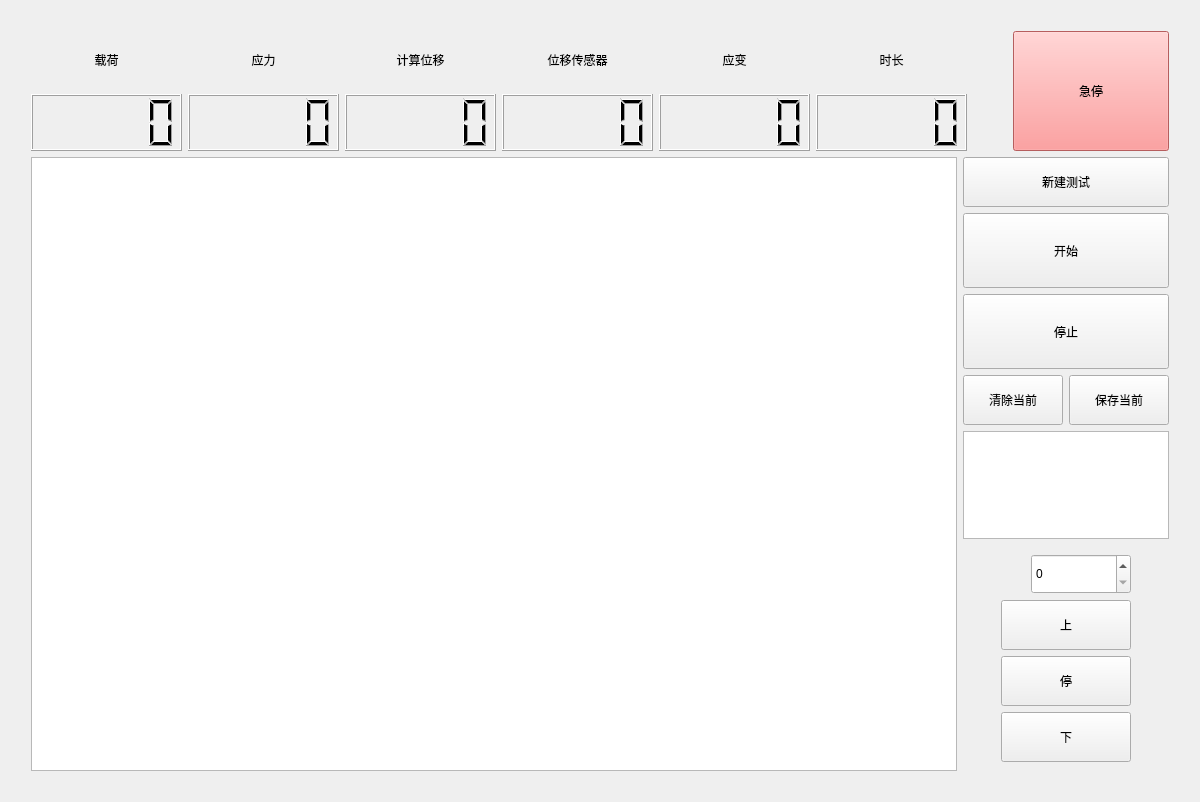
Before: the Qt Designer form test_window.ui in Mr-tang0/Qt_based_MG_stepper_motor_operating_system, drawn with Qt 5.
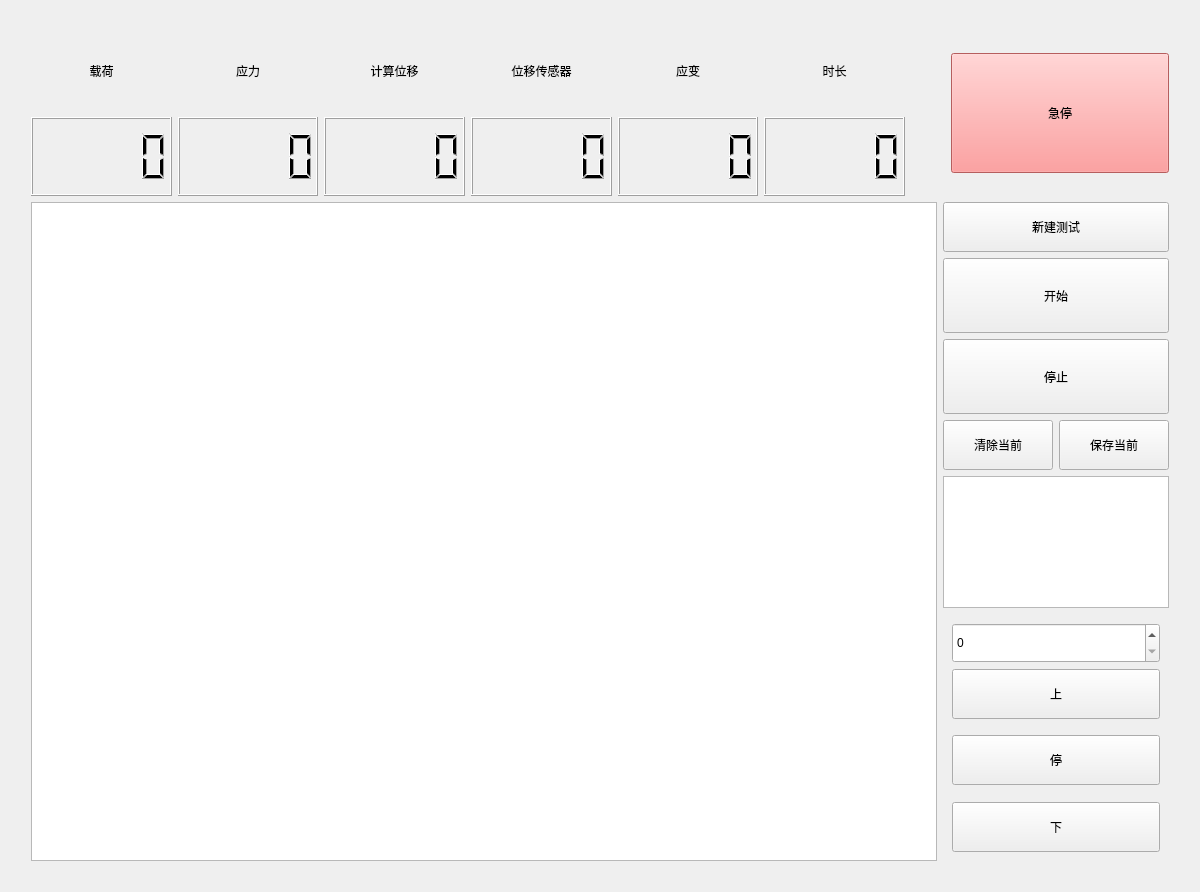
After: the same form once the commit is applied. Custom widgets are drawn as their Qt base class.

Patch:
```diff
--- a/test_window.ui
+++ b/test_window.ui
@@ -7,7 +7,7 @@
     <x>0</x>
     <y>0</y>
     <width>1200</width>
-    <height>802</height>
+    <height>892</height>
    </rect>
   </property>
   <property name="windowTitle">
@@ -15,9 +15,9 @@
   </property>
   <layout class="QGridLayout" name="gridLayout_2">
    <item row="1" column="1">
-    <layout class="QVBoxLayout" name="verticalLayout_6">
+    <layout class="QVBoxLayout" name="verticalLayout_6" stretch="2,8">
      <item>
-      <layout class="QHBoxLayout" name="horizontalLayout_3" stretch="6,0,1">
+      <layout class="QHBoxLayout" name="horizontalLayout_3" stretch="8,0,2">
        <item>
         <layout class="QVBoxLayout" name="verticalLayout_4" stretch="3">
          <item>
@@ -41,6 +41,7 @@
               <widget class="QLCDNumber" name="load">
                <property name="styleSheet">
                 <string notr="true">QLabel{
+	background-color: rgb(255, 0, 0);
 color: rgb(255, 0, 4);
 }
 </string>
@@ -186,7 +187,7 @@
       </layout>
      </item>
      <item>
-      <layout class="QHBoxLayout" name="horizontalLayout_4" stretch="80,5">
+      <layout class="QHBoxLayout" name="horizontalLayout_4" stretch="8,2">
        <item>
         <widget class="QChartView" name="graphicsView"/>
        </item>
@@ -289,49 +290,10 @@
          <item>
           <widget class="QWidget" name="widget" native="true">
            <layout class="QGridLayout" name="gridLayout">
-            <item row="1" column="0">
-             <spacer name="horizontalSpacer_4">
-              <property name="orientation">
-               <enum>Qt::Horizontal</enum>
-              </property>
-              <property name="sizeHint" stdset="0">
-               <size>
-                <width>40</width>
-                <height>20</height>
-               </size>
-              </property>
-             </spacer>
-            </item>
-            <item row="1" column="2">
-             <spacer name="horizontalSpacer_5">
-              <property name="orientation">
-               <enum>Qt::Horizontal</enum>
-              </property>
-              <property name="sizeHint" stdset="0">
-               <size>
-                <width>40</width>
-                <height>20</height>
-               </size>
-              </property>
-             </spacer>
-            </item>
-            <item row="0" column="1" rowspan="2">
+            <item row="0" column="0" rowspan="2">
              <layout class="QVBoxLayout" name="verticalLayout_2" stretch="0,11,0,0,0,0">
               <item>
                <layout class="QHBoxLayout" name="horizontalLayout_2">
-                <item>
-                 <spacer name="horizontalSpacer">
-                  <property name="orientation">
-                   <enum>Qt::Horizontal</enum>
-                  </property>
-                  <property name="sizeHint" stdset="0">
-                   <size>
-                    <width>40</width>
-                    <height>20</height>
-                   </size>
-                  </property>
-                 </spacer>
-                </item>
                 <item>
                  <widget class="QSpinBox" name="spinBox">
                   <property name="minimumSize">
```
